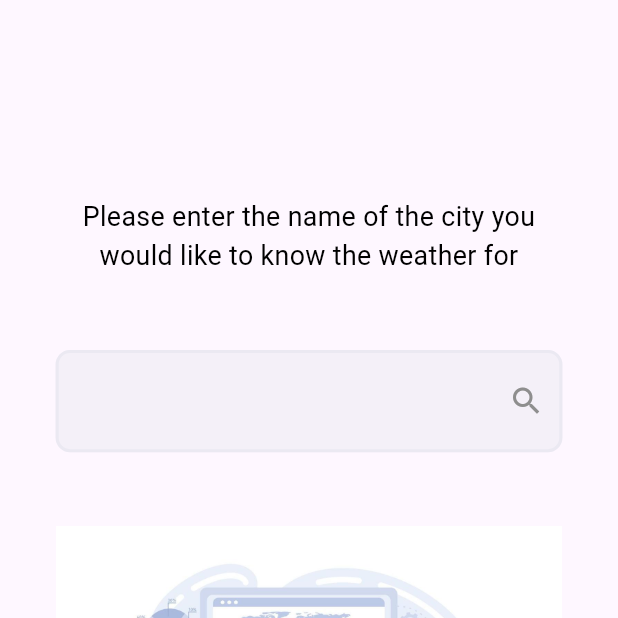
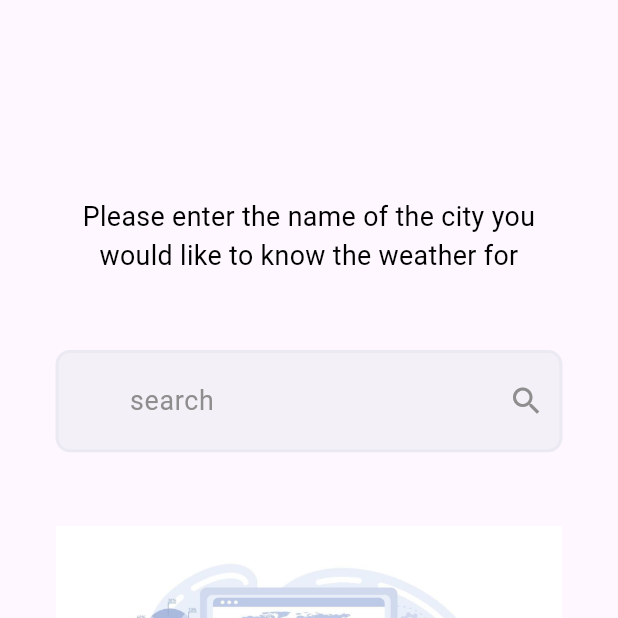
Before and after one commit to kuzeit/weatherApp, a Flutter app: the screen it shows after launch, after a tap on the "search" icon, on a phone screen of 412 x 824 dp, the top half of it. Run offline on Flutter 3.47's test engine with Material 3 defaults, Android fonts, the light colour scheme and no system bars; our stand-ins replace dartz, geocoding, geolocator, get, lottie, shared_preferences and 1 more; project files that could hold a hidden picture were left out.

Commit message:
main commit2

```diff
--- a/lib/core/constant/app_assets.dart
+++ b/lib/core/constant/app_assets.dart
@@ -4,6 +4,7 @@ class AppAssets {
   static const String baseCurrentURI = 'assets/icons/';
   static const String baseWeatherURI = 'assets/weather/';
   static const String baseLottieURI = 'assets/lottie/';
+  static const String splasScreen = 'assets/splash.jpg';
 
   //request  asset
   static const String clouds = '${baseCurrentURI}clouds.png';
--- a/lib/core/constant/routes.dart
+++ b/lib/core/constant/routes.dart
@@ -2,5 +2,6 @@ class AppRoute {
    // Home
   static const String homepage = "/homepage";
   static const String searchPage = "/searchPage";
+  static const String splashScreen = "/";
 
 }
--- a/lib/core/utils/routes.dart
+++ b/lib/core/utils/routes.dart
@@ -1,15 +1,16 @@
-
 import 'package:get/get.dart';
 import 'package:weatherapp/screens/home_screen.dart';
+import 'package:weatherapp/screens/splash_screen.dart';
 
 import '../../screens/searchPge.dart';
 import '../constant/routes.dart';
 
 List<GetPage<dynamic>>? routes = [
+  GetPage(name: AppRoute.splashScreen, page: () => SplashScreen()),
 
-   GetPage(name: "/", page: () =>   HomeScreen()),
+  GetPage(name: AppRoute.homepage, page: () => HomeScreen()),
 
-   GetPage(name: AppRoute.searchPage, page: () =>   searchPage()),
+  GetPage(name: AppRoute.searchPage, page: () => searchPage()),
 
 //  Auth
-   ];
+];
--- a/lib/main.dart
+++ b/lib/main.dart
@@ -24,7 +24,7 @@ void main() {
       title: "Weather",
       theme:AppTheme ,
       debugShowCheckedModeBanner: false,
-      getPages: routes,
+       getPages: routes,
 
     );
     },
--- a/lib/screens/searchPge.dart
+++ b/lib/screens/searchPge.dart
@@ -41,7 +41,8 @@ class searchPage extends StatelessWidget {
                     Text(
                       "Please enter the name of the city you would like to know the weather for",
                       textAlign: TextAlign.center,
-                      style: AppTheme.textTheme.bodyText1!.copyWith(fontSize:13.sp ),
+                      style: AppTheme.textTheme.bodyText1!
+                          .copyWith(fontSize: 13.sp),
                     ),
                     Container(
                       margin: EdgeInsets.symmetric(vertical: 2.h),
@@ -50,7 +51,8 @@ class searchPage extends StatelessWidget {
                           return validInput(val!, 1, 100, "username");
                         },
                         mycontroller: controller.searchCity,
-                        hinttext: "search",
+                        labeltext: "search",
+                        hinttext: "enter city ",
                         iconData: Icons.search,
                         onTapIcon: () {
                           controller.checkSearching().value = true;
--- /dev/null
+++ b/lib/screens/splash_screen.dart
@@ -0,0 +1,41 @@
+import 'dart:async';
+
+import 'package:flutter/material.dart';
+import 'package:get/get.dart';
+import 'package:sizer/sizer.dart';
+import 'package:weatherapp/core/constant/app_assets.dart';
+import 'package:weatherapp/core/constant/app_theme.dart';
+import 'package:weatherapp/core/constant/routes.dart';
+
+class SplashScreen extends StatelessWidget {
+  @override
+  Widget build(BuildContext context) {
+    Timer(Duration(seconds: 6), () {
+      Get.offNamed(AppRoute.homepage);
+    });
+
+    return Scaffold(
+      body: Container(
+        margin: EdgeInsets.symmetric(vertical: 40.sp, horizontal: 5.sp),
+        child:
+            Column(mainAxisAlignment: MainAxisAlignment.spaceAround, children: [
+          SizedBox(
+            height: 10,
+          ),
+          Text(
+            "welcome to Weather App",
+            style: AppTheme.textTheme.headline2!.copyWith(fontSize: 18.sp),
+          ),
+          Image.asset(
+            AppAssets.splasScreen,
+            height: 60.h,
+            width: 97.w,
+            fit: BoxFit.cover,
+          )
+        ]),
+        // Add your splash screen UI components here
+      ),
+      //),
+    );
+  }
+}
--- a/lib/widgets/customtextformauth.dart
+++ b/lib/widgets/customtextformauth.dart
@@ -50,6 +50,10 @@ class CustomTextFormAuth extends StatelessWidget {
               fontSize: 13.sp,
               color: CustomColors.grey,
               fontWeight: FontWeight.w400),
+          labelStyle: TextStyle(
+              fontSize: 13.sp,
+              color: CustomColors.grey,
+              fontWeight: FontWeight.w400),
           contentPadding:
               EdgeInsets.symmetric(vertical: 2.5.h, horizontal: 5.w),
           label: Container(
--- a/pubspec.yaml
+++ b/pubspec.yaml
@@ -70,6 +70,7 @@ flutter:
   # the material Icons class.
   uses-material-design: true
   assets:
+    - assets/
     - assets/icons/
     - assets/weather/
     - assets/lottie/
```
Also changed, not shown: assets/splash.jpg (added).
